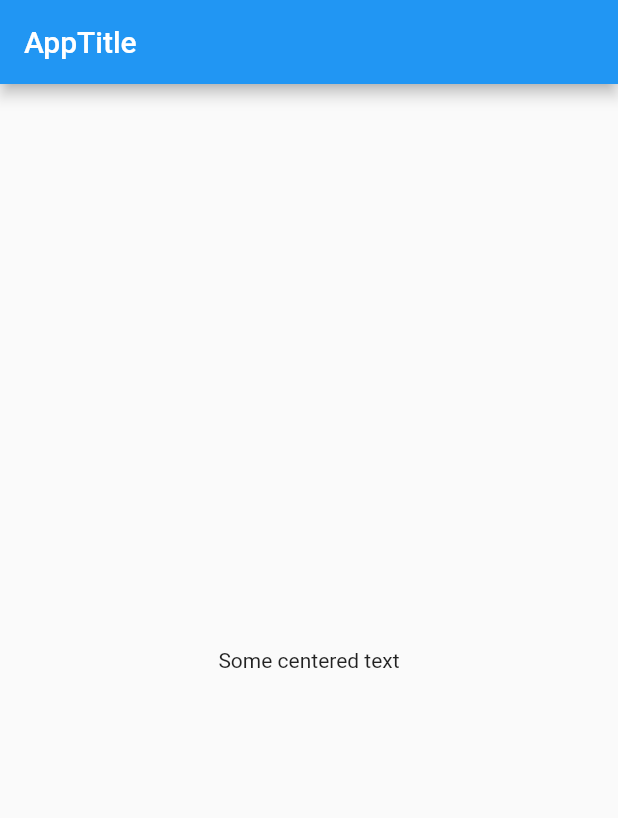
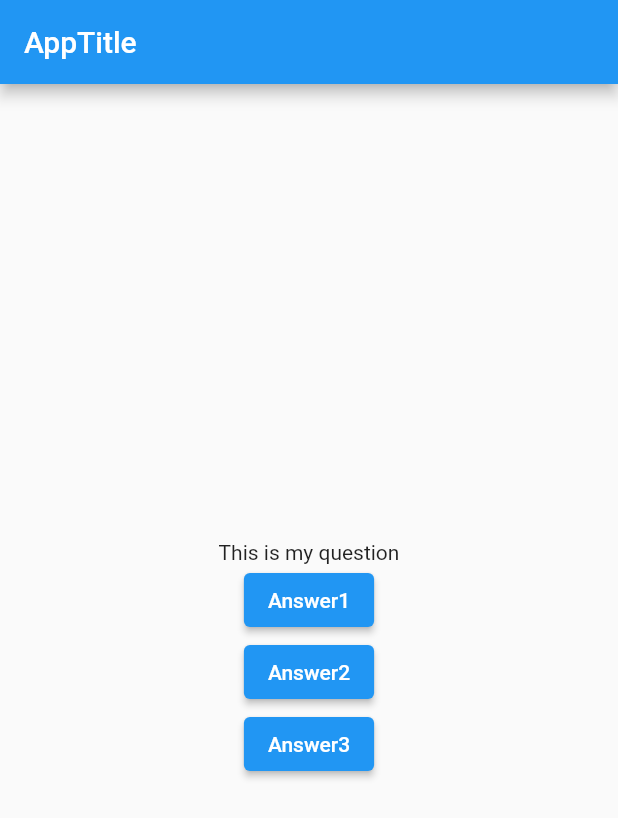
Before and after one commit to JeanMichaelC/flutter_app_02, a Flutter app: the screen it shows after launch, on a phone screen of 412 x 824 dp. Shown: the top 818 px of the screen. Run offline on Flutter 3.47's test engine with Material 2 defaults, Android fonts, the phone set to English and light mode, and no system bars.

Commit message:
:sparkles: Small step to make the app
Added the buttons and the question for the future form

```diff
--- a/lib/main.dart
+++ b/lib/main.dart
@@ -14,8 +14,16 @@ class MyApp extends StatelessWidget {
         appBar: AppBar(
           title: const Text('AppTitle'),
         ),
-        body: const Center(
-          child: Text('Some centered text'),
+        body: Center(
+          child: Column(
+            mainAxisAlignment: MainAxisAlignment.center,
+            children: [
+              const Text('This is my question'),
+              ElevatedButton(onPressed: () => {}, child: const Text('Answer1'),),
+              ElevatedButton(onPressed: () => {}, child: const Text('Answer2'),),
+              ElevatedButton(onPressed: () => {}, child: const Text('Answer3'),),
+            ],
+          )
         ),
       ),
     );
```
